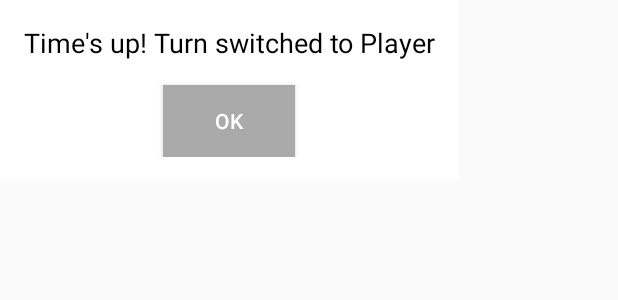
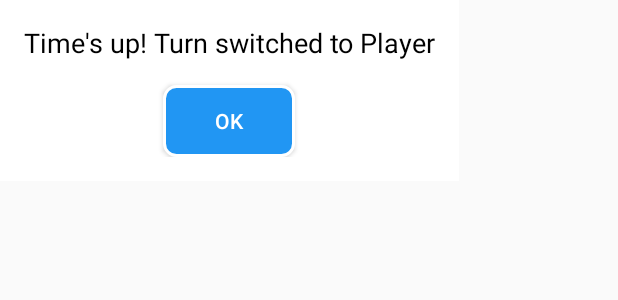
Before and after one commit to k-aghakhani/TicTacToe, an Android app: the layout dialog_time_up.xml on its own in the app's theme, with its tools: preview values and no code run, on a phone screen of 412 x 824 dp. Shown: the top 300 px of the screen. Run offline under Robolectric (Android 15) with nearby library versions, the phone set to English and light mode, and no system bars.

Commit message:
Change the color of the dialog button

```diff
--- a/app/src/main/res/layout/dialog_time_up.xml
+++ b/app/src/main/res/layout/dialog_time_up.xml
@@ -22,6 +22,6 @@
         android:layout_height="wrap_content"
         android:text="OK"
         android:layout_gravity="center"
-        android:background="@android:color/darker_gray"
+        android:background="@drawable/button_background"
         android:textColor="@android:color/white"/>
 </LinearLayout>
```
